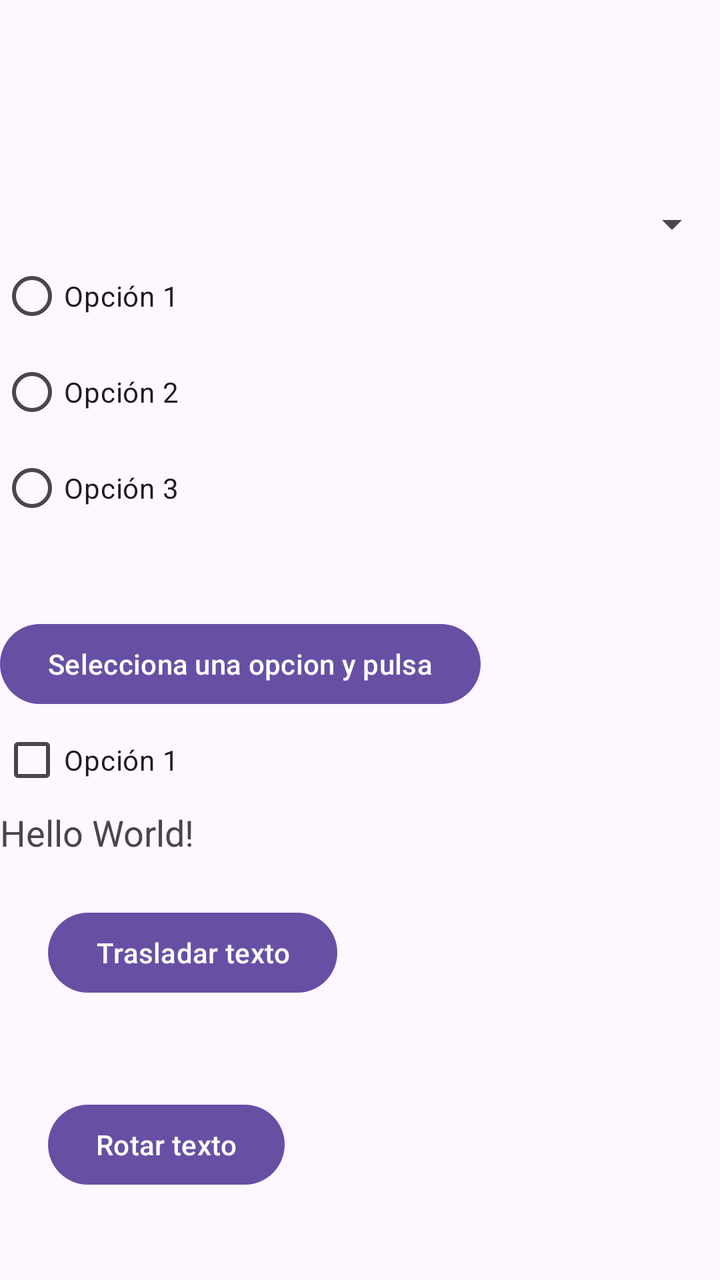
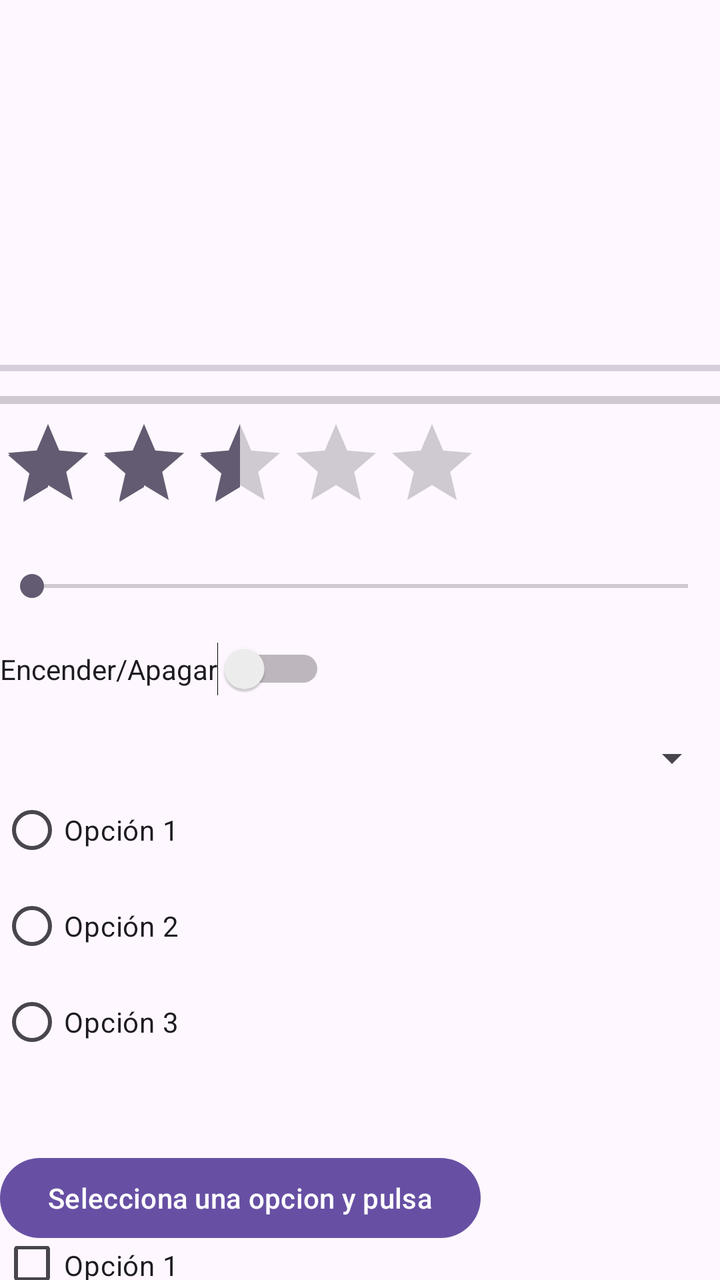

An Android layout rendered at two revisions. The XML below is the earlier revision; the diff shows what the commit changed to produce the second picture.
<!-- AndroidManifest.xml: application theme Theme.Tema4InterfazUsuario -->
<!-- res/layout/linear.xml -->
<?xml version="1.0" encoding="utf-8"?>
<LinearLayout xmlns:android="http://schemas.android.com/apk/res/android"
    android:layout_width="match_parent"
    android:layout_height="match_parent"
    android:orientation="vertical">

    
    <Space
        android:layout_width="match_parent"
        android:layout_height="100dp" />

    <Spinner
        android:id="@+id/miSpinner"
        android:layout_width="match_parent"
        android:layout_height="wrap_content" />

    <RadioGroup
        android:id="@+id/radioGroup"
        android:layout_width="wrap_content"
        android:layout_height="wrap_content">


        <RadioButton
        android:id="@+id/radioButton1"
        android:layout_width="wrap_content"
        android:layout_height="wrap_content"
        android:text="Opción 1" />


        <RadioButton
        android:id="@+id/radioButton2"
        android:layout_width="wrap_content"
        android:layout_height="wrap_content"
        android:text="Opción 2" />


        <RadioButton
        android:id="@+id/radioButton3"
        android:layout_width="wrap_content"
        android:layout_height="wrap_content"
        android:text="Opción 3" />
    </RadioGroup>

    <TextView
        android:id="@+id/textViewResult"
        android:layout_width="400dp"
        android:layout_height="40dp" />

    <Button
        android:id="@+id/button_check"
        android:layout_width="wrap_content"
        android:layout_height="wrap_content"
        android:text="Selecciona una opcion y pulsa" />


    <CheckBox
        android:id="@+id/checkbox1"
        android:layout_width="wrap_content"
        android:layout_height="wrap_content"
        android:text="Opción 1" />

    <TextView
        android:id="@+id/textoej"
        android:layout_width="wrap_content"
        android:layout_height="wrap_content"
        android:text="Hello World!"
        android:textSize="18sp" />

    <Button
        android:id="@+id/boton1"
        android:layout_width="wrap_content"
        android:layout_height="wrap_content"
        android:layout_margin="24dp"
        android:text="Trasladar texto" />

    <Button
        android:id="@+id/boton2"
        android:layout_width="wrap_content"
        android:layout_height="wrap_content"
        android:layout_margin="24dp"
        android:text="Rotar texto" />

    <Button
        android:id="@+id/boton3"
        android:layout_width="wrap_content"
        android:layout_height="wrap_content"
        android:layout_margin="24dp"
        android:text="Detener texto" />

    <ToggleButton
        android:id="@+id/boton4"
        android:layout_width="wrap_content"
        android:layout_height="wrap_content"
        android:layout_margin="24dp"
        android:textOff="No pulsado"
        android:textOn="Pulsado" />

        
    <ImageButton
        android:id="@+id/panda"
        android:layout_width="150dp"
        android:layout_height="200dp"
        android:contentDescription="Imagen de un panda"
        android:src="@drawable/imagen" />

    <ImageButton
        android:id="@+id/iris"
        android:layout_width="99dp"
        android:layout_height="111dp"
        android:contentDescription="Imagen de un iris"
        android:src="@drawable/imagen2" />

    
    <EditText
        android:id="@+id/numero"
        android:layout_width="match_parent"
        android:layout_height="wrap_content"
        android:hint="Ingrese su número de teléfono"
        android:inputType="phone" />

    <EditText
        android:id="@+id/texto"
        android:layout_width="match_parent"
        android:layout_height="wrap_content"
        android:hint="Ingrese su nombre"
        android:inputType="textPersonName" />

    <EditText
        android:id="@+id/textoEmail"
        android:layout_width="match_parent"
        android:layout_height="wrap_content"
        android:hint="Ingrese correo electrónico"
        android:inputType="textEmailAddress" />

    <AutoCompleteTextView
        android:id="@+id/autoTexto"
        android:layout_width="match_parent"
        android:layout_height="wrap_content"
        android:completionHint="Elige una opción"
        android:completionThreshold="4" />



</LinearLayout>
<!-- resources referenced by this layout -->
<resources>
  <!-- drawable imagen: png bitmap (drawable, 11329 bytes) -->
  <!-- drawable imagen2: jpg bitmap (drawable, 38388 bytes) -->
  <style name="Theme.Tema4InterfazUsuario" parent="Base.Theme.Tema4InterfazUsuario" />
  <style name="Base.Theme.Tema4InterfazUsuario" parent="Theme.Material3.DayNight.NoActionBar">
          
          
      </style>
</resources>

<!-- the commit's change to res/layout/linear.xml (unified diff, before → after) -->
@@ -8,6 +8,65 @@
     <Space
         android:layout_width="match_parent"
         android:layout_height="100dp" />
+
+    <ProgressBar
+        android:id="@+id/progressBarIndeterminate"
+        style="?android:attr/progressBarStyleLarge"
+        android:layout_width="wrap_content"
+        android:layout_height="wrap_content"
+        android:indeterminate="true" />
+
+    <ProgressBar
+        android:id="@+id/progressBarIndeterminate1"
+        style="?android:attr/progressBarStyleHorizontal"
+        android:layout_width="fill_parent"
+        android:layout_height="wrap_content"
+        android:indeterminate="true" />
+
+
+    <ProgressBar
+        android:id="@+id/pbDet"
+        style="?android:attr/progressBarStyleHorizontal"
+        android:layout_width="match_parent"
+        android:layout_height="wrap_content"
+        android:max="100"
+        android:progress="0"/>
+
+    <RatingBar
+        android:id="@+id/ratingBar"
+        android:layout_width="wrap_content"
+        android:layout_height="wrap_content"
+        android:numStars="5"
+        android:stepSize="0.5"
+        android:rating="2.5" />
+
+    <TextView
+        android:id="@+id/textViewRating"
+        android:layout_width="match_parent"
+        android:layout_height="wrap_content"/>
+
+    <SeekBar
+        android:id="@+id/seekBar"
+        android:layout_width="match_parent"
+        android:layout_height="wrap_content"
+        android:max="100"/>
+
+    <TextView
+        android:id="@+id/textViewProgress"
+        android:layout_width="match_parent"
+        android:layout_height="wrap_content"
+        android:gravity="center_horizontal"/>
+
+    <Switch
+        android:id="@+id/switch1"
+        android:layout_width="wrap_content"
+        android:layout_height="wrap_content"
+        android:text="Encender/Apagar" />
+
+    <TextView
+        android:id="@+id/textViewStatus"
+        android:layout_width="match_parent"
+        android:layout_height="wrap_content" />
 
     <Spinner
         android:id="@+id/miSpinner"
